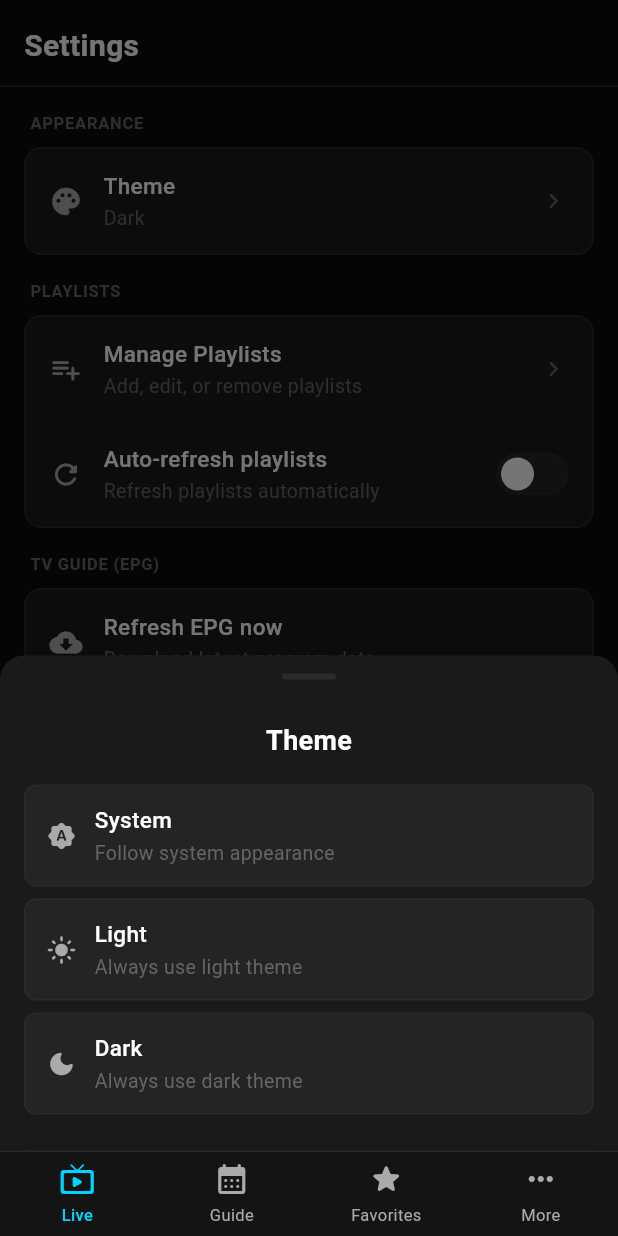
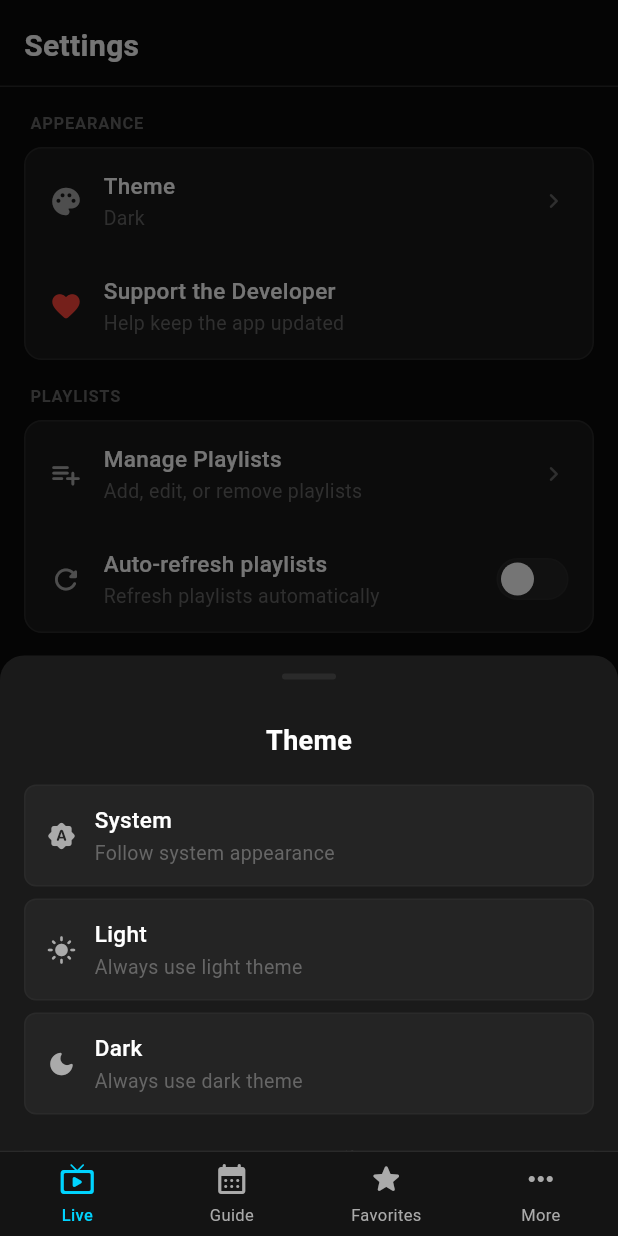
Before and after one commit to kilabyte/NovaTV, a Flutter app: the SettingsScreen screen opened by its route, after a tap on "Theme", on a phone screen of 412 x 824 dp. Run offline on Flutter 3.47's test engine with Material 3 defaults, Android fonts, the phone set to English and light mode, and no system bars; our stand-ins replace cached_network_image, dio, equatable, flutter_riverpod, flutter_screenutil, fpdart and 5 more; missing offline and left inert: linked_scroll_controller, media_kit, media_kit_video, window_manager; accounts and stored records are empty; statements that could not run were skipped.

Commit message:
feat: Update branding and add Support the Developer option
- Change app name from "NovaIPTV" to "Nova IPTV" in sidebar and settings
- Add dynamic version and build number display in About section
- Add "Support the Developer" in-app purchase placeholder (iOS/macOS/Android/Windows)
- Add package_info_plus dependency for version info

```diff
--- a/lib/features/settings/presentation/screens/settings_screen.dart
+++ b/lib/features/settings/presentation/screens/settings_screen.dart
@@ -2,6 +2,7 @@ import 'package:flutter/material.dart';
 import 'package:flutter/services.dart';
 import 'package:flutter_riverpod/flutter_riverpod.dart';
 import 'package:go_router/go_router.dart';
+import 'package:package_info_plus/package_info_plus.dart';
 
 import '../../../../config/router/routes.dart';
 import '../../../../config/theme/app_colors.dart';
@@ -56,6 +57,13 @@ class SettingsScreen extends ConsumerWidget {
                       subtitle: _formatThemeMode(settings.themeMode),
                       onTap: () => _showThemeModePicker(context, ref),
                       showChevron: true,
+                    ),
+                    _SettingsTile(
+                      icon: Icons.favorite_rounded,
+                      title: 'Support the Developer',
+                      subtitle: 'Help keep the app updated',
+                      onTap: () => _handleSupportDeveloper(context),
+                      iconColor: AppColors.error,
                     ),
                   ],
                 ),
@@ -584,6 +592,57 @@ class SettingsScreen extends ConsumerWidget {
       ),
     );
   }
+
+  void _handleSupportDeveloper(BuildContext context) {
+    HapticFeedback.lightImpact();
+    // TODO: Implement cross-platform in-app purchase (using in_app_purchase package)
+    // Product IDs:
+    //   - Apple (iOS/macOS): XXXXXXXX
+    //   - Google Play (Android): XXXXXXXX
+    //   - Microsoft Store (Windows): XXXXXXXX
+    showDialog(
+      context: context,
+      builder: (context) => AlertDialog(
+        backgroundColor: AppColors.surface,
+        shape: RoundedRectangleBorder(
+          borderRadius: BorderRadius.circular(16),
+        ),
+        title: Row(
+          children: [
+            Container(
+              padding: const EdgeInsets.all(8),
+              decoration: BoxDecoration(
+                color: AppColors.error.withValues(alpha: 0.2),
+                borderRadius: BorderRadius.circular(8),
+              ),
+              child: Icon(Icons.favorite_rounded, color: AppColors.error, size: 20),
+            ),
+            const SizedBox(width: 12),
+            const Text(
+              'Support the Developer',
+              style: TextStyle(color: AppColors.textPrimary),
+            ),
+          ],
+        ),
+        content: const Text(
+          'Thank you for your interest in supporting development! This feature will be available soon.',
+          style: TextStyle(color: AppColors.textSecondary),
+        ),
+        actions: [
+          FilledButton(
+            onPressed: () => Navigator.pop(context),
+            style: FilledButton.styleFrom(
+              backgroundColor: AppColors.primary,
+              shape: RoundedRectangleBorder(
+                borderRadius: BorderRadius.circular(8),
+              ),
+            ),
+            child: const Text('OK'),
+          ),
+        ],
+      ),
+    );
+  }
 }
 
 // ═══════════════════════════════════════════════════════════════════════════
@@ -638,6 +697,7 @@ class _SettingsTile extends StatefulWidget {
   final VoidCallback onTap;
   final bool showChevron;
   final bool isDanger;
+  final Color? iconColor;
 
   const _SettingsTile({
     required this.icon,
@@ -646,6 +706,7 @@ class _SettingsTile extends StatefulWidget {
     required this.onTap,
     this.showChevron = false,
     this.isDanger = false,
+    this.iconColor,
   });
 
   @override
@@ -675,11 +736,12 @@ class _SettingsTileState extends State<_SettingsTile> {
             children: [
               Icon(
                 widget.icon,
-                color: widget.isDanger
-                    ? AppColors.error
-                    : _isHovered
-                        ? AppColors.primary
-                        : AppColors.textSecondary,
+                color: widget.iconColor ??
+                    (widget.isDanger
+                        ? AppColors.error
+                        : _isHovered
+                            ? AppColors.primary
+                            : AppColors.textSecondary),
                 size: 22,
               ),
               const SizedBox(width: 14),
@@ -854,7 +916,31 @@ class _CleanSwitch extends StatelessWidget {
   }
 }
 
-class _AboutTile extends StatelessWidget {
+class _AboutTile extends StatefulWidget {
+  @override
+  State<_AboutTile> createState() => _AboutTileState();
+}
+
+class _AboutTileState extends State<_AboutTile> {
+  String _version = '';
+  String _buildNumber = '';
+
+  @override
+  void initState() {
+    super.initState();
+    _loadPackageInfo();
+  }
+
+  Future<void> _loadPackageInfo() async {
+    final packageInfo = await PackageInfo.fromPlatform();
+    if (mounted) {
+      setState(() {
+        _version = packageInfo.version;
+        _buildNumber = packageInfo.buildNumber;
+      });
+    }
+  }
+
   @override
   Widget build(BuildContext context) {
     return Container(
@@ -879,7 +965,7 @@ class _AboutTile extends StatelessWidget {
             crossAxisAlignment: CrossAxisAlignment.start,
             children: [
               const Text(
-                'NovaIPTV',
+                'Nova IPTV',
                 style: TextStyle(
                   color: AppColors.textPrimary,
                   fontSize: 17,
@@ -888,10 +974,18 @@ class _AboutTile extends StatelessWidget {
               ),
               const SizedBox(height: 2),
               Text(
-                'Version 1.0.0',
+                'Version $_version',
                 style: TextStyle(
                   color: AppColors.textMuted,
                   fontSize: 13,
+                ),
+              ),
+              const SizedBox(height: 2),
+              Text(
+                'Build $_buildNumber',
+                style: TextStyle(
+                  color: AppColors.textMuted,
+                  fontSize: 12,
                 ),
               ),
               const SizedBox(height: 2),
--- a/lib/shared/widgets/sidebar_navigation.dart
+++ b/lib/shared/widgets/sidebar_navigation.dart
@@ -199,7 +199,7 @@ class _SidebarNavigationState extends State<SidebarNavigation>
             const SizedBox(width: 12),
             Expanded(
               child: Text(
-                'NovaIPTV',
+                'Nova IPTV',
                 style: TextStyle(
                   color: AppColors.darkOnSurface,
                   fontSize: 18,
--- a/pubspec.yaml
+++ b/pubspec.yaml
@@ -41,6 +41,7 @@ dependencies:
   # Utilities
   intl: ^0.20.2
   path_provider: ^2.1.3
+  package_info_plus: ^8.0.0
   flutter_screenutil: ^5.9.0
   cached_network_image: ^3.3.1
   freezed_annotation: ^2.4.1
```
Also changed, not shown: pubspec.lock.
